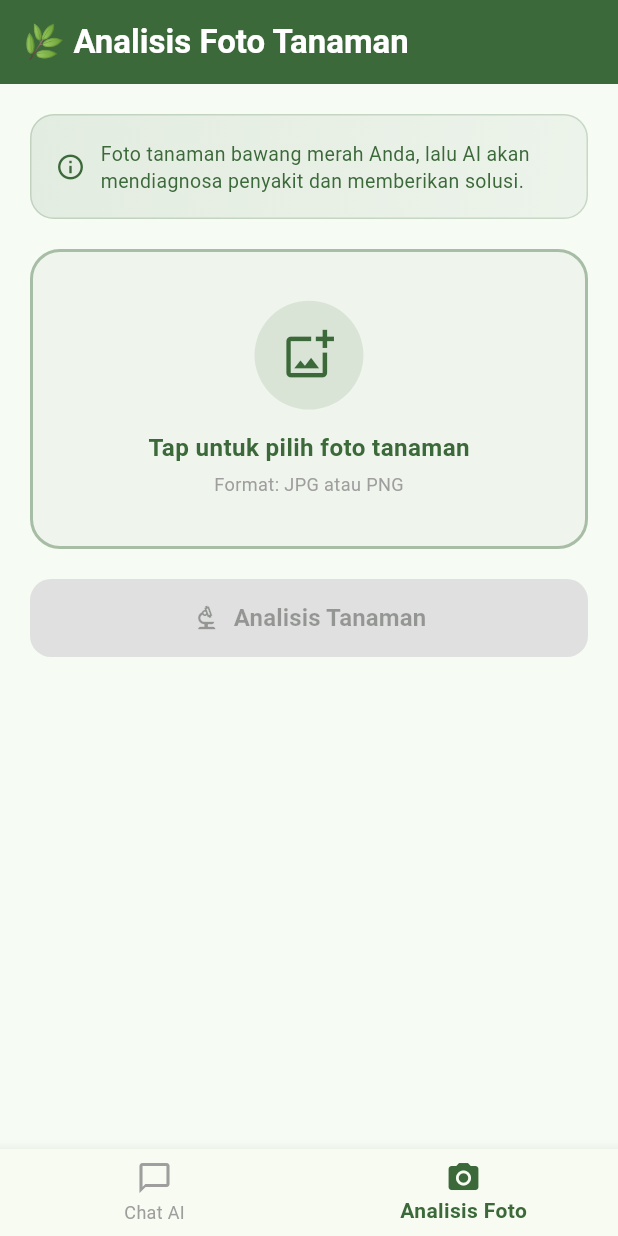
After one commit to MuhFerdian/Panen-Cerdas-AI, a Flutter app: the screen it shows after launch, item 2 of the bottom bar chosen, on a phone screen of 412 x 824 dp. The commit adds this screen. Run offline on Flutter 3.47's test engine with Material 3 defaults, Android fonts, the phone set to English and light mode, and no system bars; our stand-ins replace flutter_markdown, image_picker.

Commit message:
Add AI image analysis feature

```diff
--- a/frontend/lib/main.dart
+++ b/frontend/lib/main.dart
@@ -1,10 +1,9 @@
 import 'package:flutter/material.dart';
 import 'pages/chat_page.dart';
+import 'pages/analyze_page.dart';
 
 void main() {
-  runApp(
-    const MyApp(),
-  );
+  runApp(const MyApp());
 }
 
 class MyApp extends StatelessWidget {
@@ -12,11 +11,63 @@ class MyApp extends StatelessWidget {
 
   @override
   Widget build(BuildContext context) {
-
     return MaterialApp(
-      debugShowCheckedModeBanner:
-          false,
-      home: const ChatPage(),
+      debugShowCheckedModeBanner: false,
+      title: 'Panen Cerdas AI',
+      theme: ThemeData(
+        colorScheme: ColorScheme.fromSeed(
+          seedColor: const Color(0xFF2E7D32),
+          brightness: Brightness.light,
+        ),
+        useMaterial3: true,
+      ),
+      home: const MainPage(),
     );
   }
 }
+
+class MainPage extends StatefulWidget {
+  const MainPage({super.key});
+
+  @override
+  State<MainPage> createState() => _MainPageState();
+}
+
+class _MainPageState extends State<MainPage> {
+  int _selectedIndex = 0;
+
+  final List<Widget> _pages = const [
+    ChatPage(),
+    AnalyzePage(),
+  ];
+
+  @override
+  Widget build(BuildContext context) {
+    final primaryColor = Theme.of(context).colorScheme.primary;
+
+    return Scaffold(
+      body: _pages[_selectedIndex],
+      bottomNavigationBar: BottomNavigationBar(
+        currentIndex: _selectedIndex,
+        onTap: (index) => setState(() => _selectedIndex = index),
+        selectedItemColor: primaryColor,
+        unselectedItemColor: Colors.grey,
+        selectedLabelStyle: const TextStyle(fontWeight: FontWeight.w600),
+        type: BottomNavigationBarType.fixed,
+        elevation: 8,
+        items: const [
+          BottomNavigationBarItem(
+            icon: Icon(Icons.chat_bubble_outline),
+            activeIcon: Icon(Icons.chat_bubble),
+            label: 'Chat AI',
+          ),
+          BottomNavigationBarItem(
+            icon: Icon(Icons.camera_alt_outlined),
+            activeIcon: Icon(Icons.camera_alt),
+            label: 'Analisis Foto',
+          ),
+        ],
+      ),
+    );
+  }
+}
--- /dev/null
+++ b/frontend/lib/pages/analyze_page.dart
@@ -0,0 +1,398 @@
+import 'dart:typed_data';
+import 'package:flutter/material.dart';
+import 'package:flutter_markdown/flutter_markdown.dart';
+import 'package:image_picker/image_picker.dart';
+import '../services/analyze_service.dart';
+
+class AnalyzePage extends StatefulWidget {
+  const AnalyzePage({super.key});
+
+  @override
+  State<AnalyzePage> createState() => _AnalyzePageState();
+}
+
+class _AnalyzePageState extends State<AnalyzePage>
+    with SingleTickerProviderStateMixin {
+  XFile? _selectedImage;
+  Uint8List? _imageBytes;
+  String? _result;
+  bool _loading = false;
+
+  final ImagePicker _picker = ImagePicker();
+  late AnimationController _pulseController;
+  late Animation<double> _pulseAnimation;
+
+  @override
+  void initState() {
+    super.initState();
+    _pulseController = AnimationController(
+      vsync: this,
+      duration: const Duration(seconds: 2),
+    )..repeat(reverse: true);
+    _pulseAnimation = Tween<double>(begin: 0.95, end: 1.05).animate(
+      CurvedAnimation(parent: _pulseController, curve: Curves.easeInOut),
+    );
+  }
+
+  @override
+  void dispose() {
+    _pulseController.dispose();
+    super.dispose();
+  }
+
+  Future<void> _pickImage() async {
+    final XFile? image = await _picker.pickImage(
+      source: ImageSource.gallery,
+      maxWidth: 1920,
+      maxHeight: 1920,
+      imageQuality: 85,
+    );
+
+    if (image != null) {
+      final bytes = await image.readAsBytes();
+      setState(() {
+        _selectedImage = image;
+        _imageBytes = bytes;
+        _result = null;
+      });
+    }
+  }
+
+  Future<void> _analyzeImage() async {
+    if (_selectedImage == null) return;
+
+    setState(() {
+      _loading = true;
+      _result = null;
+    });
+
+    final result = await AnalyzeService.analyzeImage(_selectedImage!);
+
+    setState(() {
+      _result = result;
+      _loading = false;
+    });
+  }
+
+  void _reset() {
+    setState(() {
+      _selectedImage = null;
+      _imageBytes = null;
+      _result = null;
+    });
+  }
+
+  @override
+  Widget build(BuildContext context) {
+    final theme = Theme.of(context);
+    final primaryColor = theme.colorScheme.primary;
+
+    return Scaffold(
+      backgroundColor: const Color(0xFFF6FBF4),
+      appBar: AppBar(
+        title: const Text(
+          '🌿 Analisis Foto Tanaman',
+          style: TextStyle(
+            fontWeight: FontWeight.bold,
+            color: Colors.white,
+          ),
+        ),
+        backgroundColor: primaryColor,
+        elevation: 0,
+        actions: [
+          if (_selectedImage != null || _result != null)
+            IconButton(
+              icon: const Icon(Icons.refresh, color: Colors.white),
+              tooltip: 'Reset',
+              onPressed: _reset,
+            ),
+        ],
+      ),
+      body: SingleChildScrollView(
+        padding: const EdgeInsets.all(20),
+        child: Column(
+          crossAxisAlignment: CrossAxisAlignment.stretch,
+          children: [
+            // Header info card
+            Container(
+              padding: const EdgeInsets.all(16),
+              decoration: BoxDecoration(
+                gradient: LinearGradient(
+                  colors: [
+                    primaryColor.withOpacity(0.1),
+                    primaryColor.withOpacity(0.05),
+                  ],
+                  begin: Alignment.topLeft,
+                  end: Alignment.bottomRight,
+                ),
+                borderRadius: BorderRadius.circular(16),
+                border: Border.all(
+                  color: primaryColor.withOpacity(0.2),
+                ),
+              ),
+              child: Row(
+                children: [
+                  Icon(Icons.info_outline, color: primaryColor, size: 20),
+                  const SizedBox(width: 10),
+                  Expanded(
+                    child: Text(
+                      'Foto tanaman bawang merah Anda, lalu AI akan mendiagnosa penyakit dan memberikan solusi.',
+                      style: TextStyle(
+                        color: primaryColor,
+                        fontSize: 13,
+                        height: 1.4,
+                      ),
+                    ),
+                  ),
+                ],
+              ),
+            ),
+
+            const SizedBox(height: 20),
+
+            // Upload / Preview area
+            GestureDetector(
+              onTap: _loading ? null : _pickImage,
+              child: AnimatedContainer(
+                duration: const Duration(milliseconds: 300),
+                height: _imageBytes != null ? 260 : 200,
+                decoration: BoxDecoration(
+                  border: Border.all(
+                    color: _imageBytes != null
+                        ? primaryColor
+                        : primaryColor.withOpacity(0.4),
+                    width: 2,
+                    style: _imageBytes != null
+                        ? BorderStyle.solid
+                        : BorderStyle.solid,
+                  ),
+                  borderRadius: BorderRadius.circular(20),
+                  color: _imageBytes != null
+                      ? Colors.transparent
+                      : primaryColor.withOpacity(0.04),
+                ),
+                clipBehavior: Clip.antiAlias,
+                child: _imageBytes != null
+                    ? Stack(
+                        fit: StackFit.expand,
+                        children: [
+                          Image.memory(
+                            _imageBytes!,
+                            fit: BoxFit.cover,
+                          ),
+                          // Overlay tap to change
+                          if (!_loading)
+                            Positioned(
+                              bottom: 8,
+                              right: 8,
+                              child: GestureDetector(
+                                onTap: _pickImage,
+                                child: Container(
+                                  padding: const EdgeInsets.symmetric(
+                                    horizontal: 12,
+                                    vertical: 6,
+                                  ),
+                                  decoration: BoxDecoration(
+                                    color: Colors.black.withOpacity(0.6),
+                                    borderRadius: BorderRadius.circular(20),
+                                  ),
+                                  child: const Row(
+                                    mainAxisSize: MainAxisSize.min,
+                                    children: [
+                                      Icon(Icons.edit, color: Colors.white, size: 14),
+                                      SizedBox(width: 4),
+                                      Text(
+                                        'Ganti Foto',
+                                        style: TextStyle(
+                                          color: Colors.white,
+                                          fontSize: 12,
+                                        ),
+                                      ),
+                                    ],
+                                  ),
+                                ),
+                              ),
+                            ),
+                        ],
+                      )
+                    : ScaleTransition(
+                        scale: _pulseAnimation,
+                        child: Column(
+                          mainAxisAlignment: MainAxisAlignment.center,
+                          children: [
+                            Container(
+                              width: 72,
+                              height: 72,
+                              decoration: BoxDecoration(
+                                color: primaryColor.withOpacity(0.12),
+                                shape: BoxShape.circle,
+                              ),
+                              child: Icon(
+                                Icons.add_photo_alternate_outlined,
+                                size: 36,
+                                color: primaryColor,
+                              ),
+                            ),
+                            const SizedBox(height: 14),
+                            Text(
+                              'Tap untuk pilih foto tanaman',
+                              style: TextStyle(
+                                color: primaryColor,
+                                fontSize: 16,
+                                fontWeight: FontWeight.w600,
+                              ),
+                            ),
+                            const SizedBox(height: 4),
+                            Text(
+                              'Format: JPG atau PNG',
+                              style: TextStyle(
+                                color: Colors.grey[500],
+                                fontSize: 12,
+                              ),
+                            ),
+                          ],
+                        ),
+                      ),
+              ),
+            ),
+
+            const SizedBox(height: 20),
+
+            // Tombol Analisis
+            SizedBox(
+              height: 52,
+              child: ElevatedButton(
+                onPressed: (_selectedImage != null && !_loading)
+                    ? _analyzeImage
+                    : null,
+                style: ElevatedButton.styleFrom(
+                  backgroundColor: primaryColor,
+                  foregroundColor: Colors.white,
+                  disabledBackgroundColor: Colors.grey.shade300,
+                  elevation: _selectedImage != null ? 4 : 0,
+                  shape: RoundedRectangleBorder(
+                    borderRadius: BorderRadius.circular(14),
+                  ),
+                ),
+                child: _loading
+                    ? const Row(
+                        mainAxisAlignment: MainAxisAlignment.center,
+                        children: [
+                          SizedBox(
+                            width: 20,
+                            height: 20,
+                            child: CircularProgressIndicator(
+                              strokeWidth: 2.5,
+                              color: Colors.white,
+                            ),
+                          ),
+                          SizedBox(width: 12),
+                          Text(
+                            'Menganalisis gambar...',
+                            style: TextStyle(
+                              fontSize: 16,
+                              fontWeight: FontWeight.w600,
+                            ),
+                          ),
+                        ],
+                      )
+                    : const Row(
+                        mainAxisAlignment: MainAxisAlignment.center,
+                        children: [
+                          Icon(Icons.biotech_outlined, size: 20),
+                          SizedBox(width: 8),
+                          Text(
+                            'Analisis Tanaman',
+                            style: TextStyle(
+                              fontSize: 16,
+                              fontWeight: FontWeight.w600,
+                            ),
+                          ),
+                        ],
+                      ),
+              ),
+            ),
+
+            // Hasil Analisis
+            if (_result != null) ...[
+              const SizedBox(height: 28),
+              Container(
+                decoration: BoxDecoration(
+                  color: Colors.white,
+                  borderRadius: BorderRadius.circular(20),
+                  boxShadow: [
+                    BoxShadow(
+                      color: primaryColor.withOpacity(0.08),
+                      blurRadius: 20,
+                      offset: const Offset(0, 4),
+                    ),
+                  ],
+                ),
+                child: Column(
+                  crossAxisAlignment: CrossAxisAlignment.start,
+                  children: [
+                    // Header hasil
+                    Container(
+                      padding: const EdgeInsets.symmetric(
+                        horizontal: 20,
+                        vertical: 16,
+                      ),
+                      decoration: BoxDecoration(
+                        color: primaryColor,
+                        borderRadius: const BorderRadius.only(
+                          topLeft: Radius.circular(20),
+                          topRight: Radius.circular(20),
+                        ),
+                      ),
+                      child: const Row(
+                        children: [
+                          Icon(
+                            Icons.article_outlined,
+                            color: Colors.white,
+                            size: 22,
+                          ),
+                          SizedBox(width: 10),
+                          Text(
+                            'Hasil Analisis AI',
+                            style: TextStyle(
+                              color: Colors.white,
+                              fontSize: 17,
+                              fontWeight: FontWeight.bold,
+                            ),
+                          ),
+                        ],
+                      ),
+                    ),
+                    // Konten markdown
+                    Padding(
+                      padding: const EdgeInsets.all(20),
+                      child: MarkdownBody(
+                        data: _result!,
+                        styleSheet: MarkdownStyleSheet(
+                          h2: TextStyle(
+                            fontSize: 16,
+                            fontWeight: FontWeight.bold,
+                            color: primaryColor,
+                          ),
+                          p: const TextStyle(
+                            fontSize: 14,
+                            height: 1.6,
+                            color: Color(0xFF333333),
+                          ),
+                          listBullet: TextStyle(
+                            color: primaryColor,
+                          ),
+                        ),
+                      ),
+                    ),
+                  ],
+                ),
+              ),
+              const SizedBox(height: 24),
+            ],
+          ],
+        ),
+      ),
+    );
+  }
+}
--- a/frontend/pubspec.yaml
+++ b/frontend/pubspec.yaml
@@ -36,6 +36,8 @@ dependencies:
   cupertino_icons: ^1.0.8
   http: ^1.6.0
   flutter_markdown: ^0.7.7+1
+  image_picker: ^1.1.2
+  http_parser: ^4.0.2
 
 dev_dependencies:
   flutter_test:
```
Also changed, not shown: frontend/lib/services/analyze_service.dart (added, +53 -0 lines), frontend/pubspec.lock, 7 other files.
